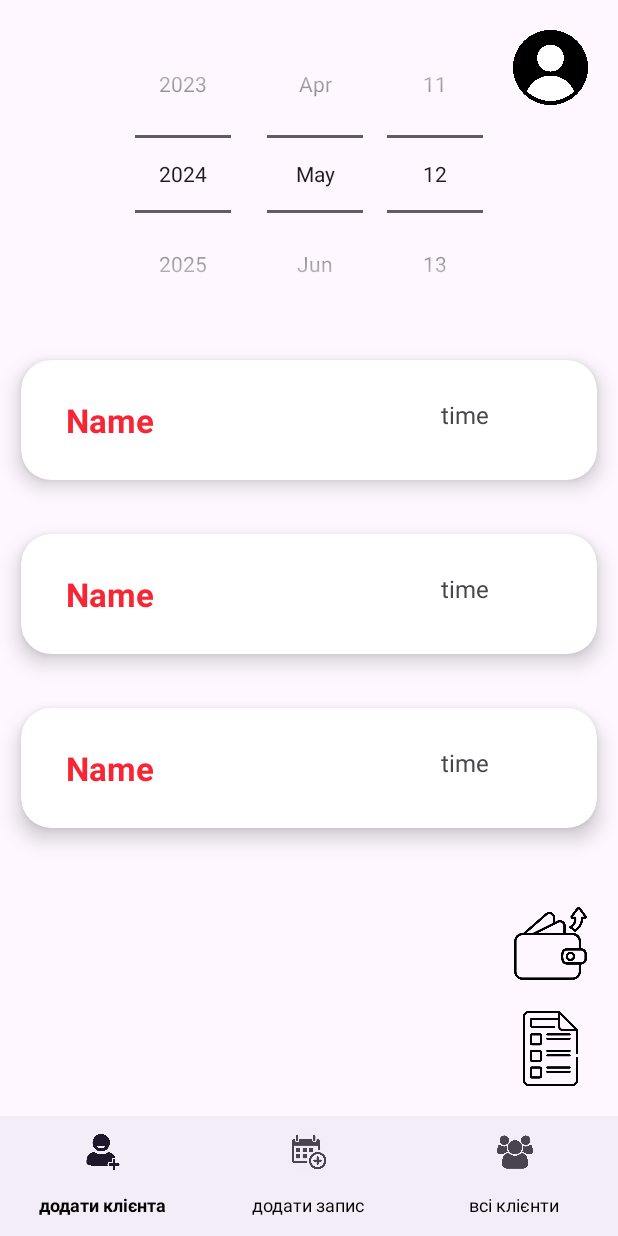
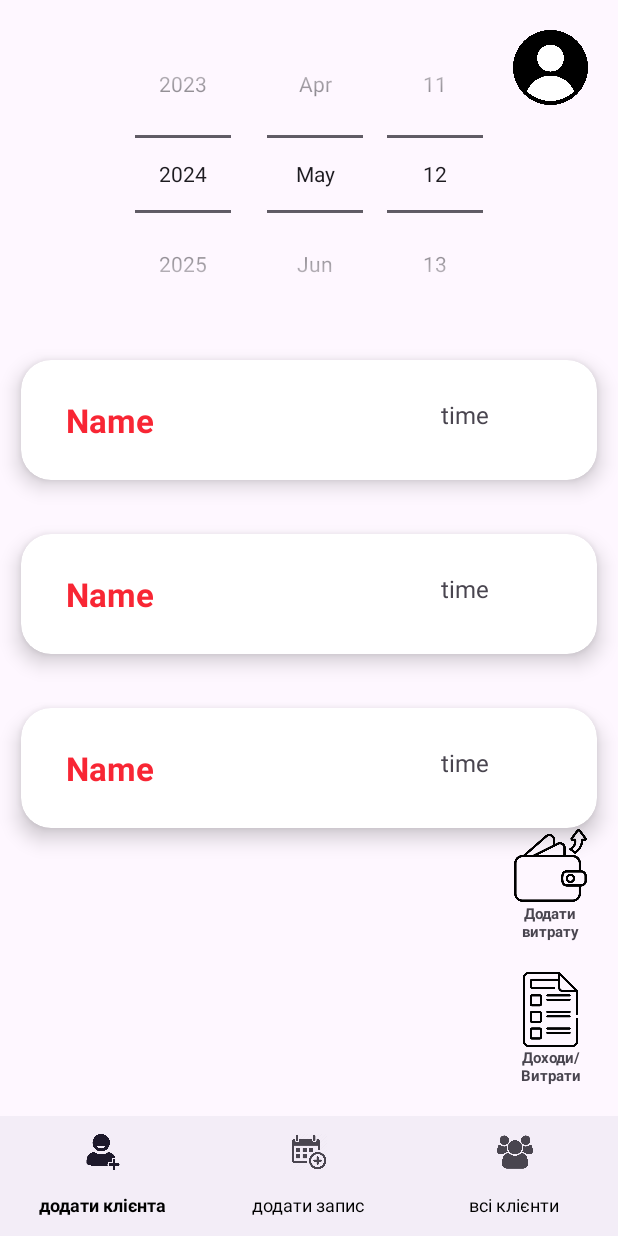
Before and after one commit to dymchenkko/khrtk_course_work_pi-420, an Android app built with Jetpack Compose: the layout activity_main.xml on its own in the app's theme, with its tools: preview values and no code run, on a phone screen of 412 x 824 dp. Run offline under Robolectric (Android 15) with nearby library versions, the phone set to English and light mode, and no system bars.

```diff
--- a/app/src/main/java/com/example/cosmetologistmanager/EditAppointmentActivity.kt
+++ b/app/src/main/java/com/example/cosmetologistmanager/EditAppointmentActivity.kt
@@ -281,11 +281,11 @@ class EditAppointmentActivity : AppCompatActivity() {
                 time_minute.toInt()
             )
         ) {
-            val text = "Зверніть увагу, що ви додали дату і час у минулому!"
+            /*val text = "Зверніть увагу, що ви додали дату і час у минулому!"
             val duration = Toast.LENGTH_LONG
 
             val toast = Toast.makeText(this@EditAppointmentActivity, text, duration)
-            toast.show()
+            toast.show()*/
         }
         return true
     }
--- a/app/src/main/res/layout/activity_main.xml
+++ b/app/src/main/res/layout/activity_main.xml
@@ -76,16 +76,39 @@
             android:layout_height="50dp"
             android:layout_margin="20dp"
             app:layout_constraintRight_toRightOf="parent"
-            android:background="@drawable/expense" />
+            android:background="@drawable/expense"
+            />
+        <TextView
+            android:id="@+id/new_expense_text"
+            android:layout_width="50dp"
+            android:textAlignment="center"
+            android:layout_height="wrap_content"
+            android:text="Додати витрату"
+            android:textStyle="bold"
+            app:layout_constraintStart_toStartOf="@+id/new_expense_button"
+            app:layout_constraintEnd_toEndOf="@+id/new_expense_button"
+            android:textSize="10dp"
+            app:layout_constraintTop_toBottomOf="@id/new_expense_button"/>
 
         <ImageButton
             android:id="@+id/new_report_button"
             android:layout_width="50dp"
             android:layout_margin="20dp"
             android:layout_height="50dp"
-            app:layout_constraintTop_toBottomOf="@id/new_expense_button"
+            app:layout_constraintTop_toBottomOf="@id/new_expense_text"
             app:layout_constraintRight_toRightOf="parent"
             android:background="@drawable/report" />
+        <TextView
+            android:id="@+id/new_report_text"
+            android:layout_width="50dp"
+            android:textAlignment="center"
+            android:layout_height="wrap_content"
+            android:text="Доходи/Витрати"
+            android:textStyle="bold"
+            app:layout_constraintStart_toStartOf="@+id/new_report_button"
+            app:layout_constraintEnd_toEndOf="@+id/new_report_button"
+            android:textSize="10dp"
+            app:layout_constraintTop_toBottomOf="@id/new_report_button"/>
     </androidx.constraintlayout.widget.ConstraintLayout>
 
 </androidx.constraintlayout.widget.ConstraintLayout>
```
Also changed, not shown: app/src/main/java/com/example/cosmetologistmanager/ClientsActivity.kt (+15 -8 lines), app/src/main/res/layout/activity_clients.xml (+11 -0 lines).
